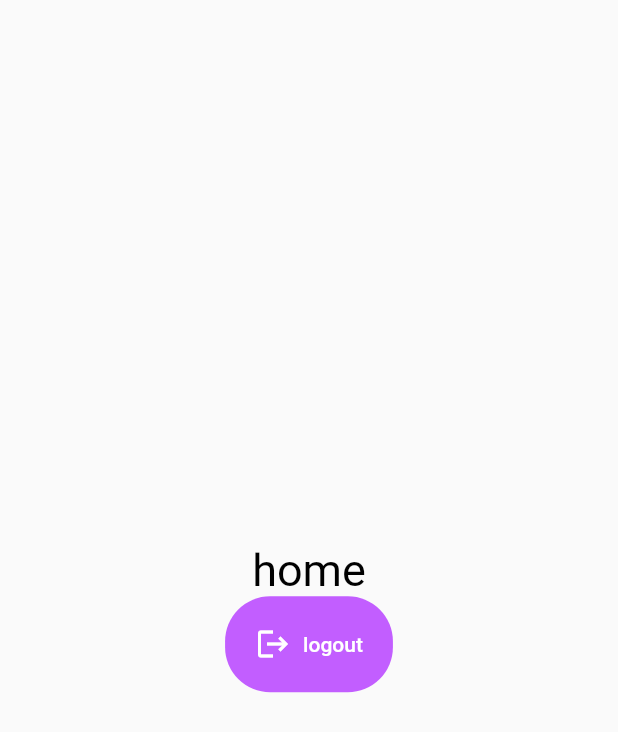
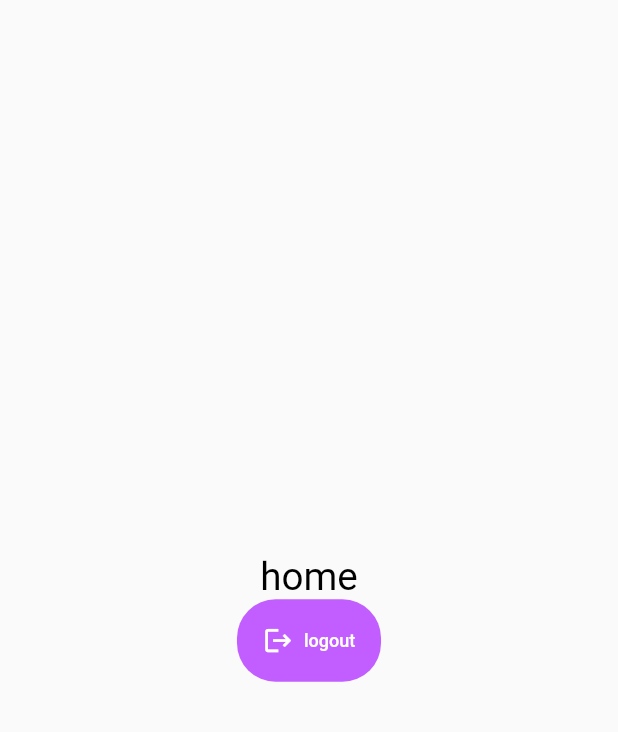
Before and after one commit to tnsgud/bic-picture, a Flutter app: the screen it shows after launch, after a tap on "구글로 로그인", on a phone screen of 412 x 824 dp. Shown: the top 732 px of the screen. Run offline on Flutter 3.47's test engine with Material 2 defaults, Android fonts, the phone set to English and light mode, and no system bars; our stand-ins replace font_awesome_flutter, responsive_framework; missing offline and left inert: desktop_window.

Commit message:
add plugin for responsive ui

```diff
--- a/lib/main.dart
+++ b/lib/main.dart
@@ -1,9 +1,22 @@
+import 'dart:io';
+
 import 'package:big_picture/screens/login.dart';
 import 'package:big_picture/screens/home.dart';
 import 'package:big_picture/custom_theme.dart';
+import 'package:desktop_window/desktop_window.dart';
+import 'package:flutter/foundation.dart';
 import 'package:flutter/material.dart';
+import 'package:responsive_framework/responsive_framework.dart';
 
-void main() {
+void main() async {
+  WidgetsFlutterBinding.ensureInitialized();
+
+  if (!kIsWeb) {
+    if (Platform.isWindows || Platform.isMacOS || Platform.isLinux) {
+      await DesktopWindow.setMinWindowSize(const Size(400, 400));
+    }
+  }
+
   runApp(const MyApp());
 }
 
@@ -17,6 +30,17 @@ class MyApp extends StatelessWidget {
       darkTheme: CustomTheme().darkTheme,
       themeMode: ThemeMode.light,
       debugShowCheckedModeBanner: false,
+      builder: (context, child) => ResponsiveWrapper.builder(
+        child,
+        minWidth: 480,
+        maxWidth: MediaQuery.of(context).size.width,
+        defaultScale: true,
+        breakpoints: [
+          const ResponsiveBreakpoint.autoScale(480, name: PHONE),
+          const ResponsiveBreakpoint.autoScale(800, name: TABLET),
+          const ResponsiveBreakpoint.autoScale(1000, name: DESKTOP),
+        ],
+      ),
       initialRoute: '/login',
       routes: {
         '/login': (context) => const Login(),
--- a/pubspec.yaml
+++ b/pubspec.yaml
@@ -37,6 +37,8 @@ dependencies:
   # Use with the CupertinoIcons class for iOS style icons.
   cupertino_icons: ^1.0.2
   font_awesome_flutter: ^10.3.0
+  responsive_framework: ^0.2.0
+  desktop_window: ^0.4.0
 
 dev_dependencies:
   flutter_test:
```
Also changed, not shown: pubspec.lock, 14 other files.
